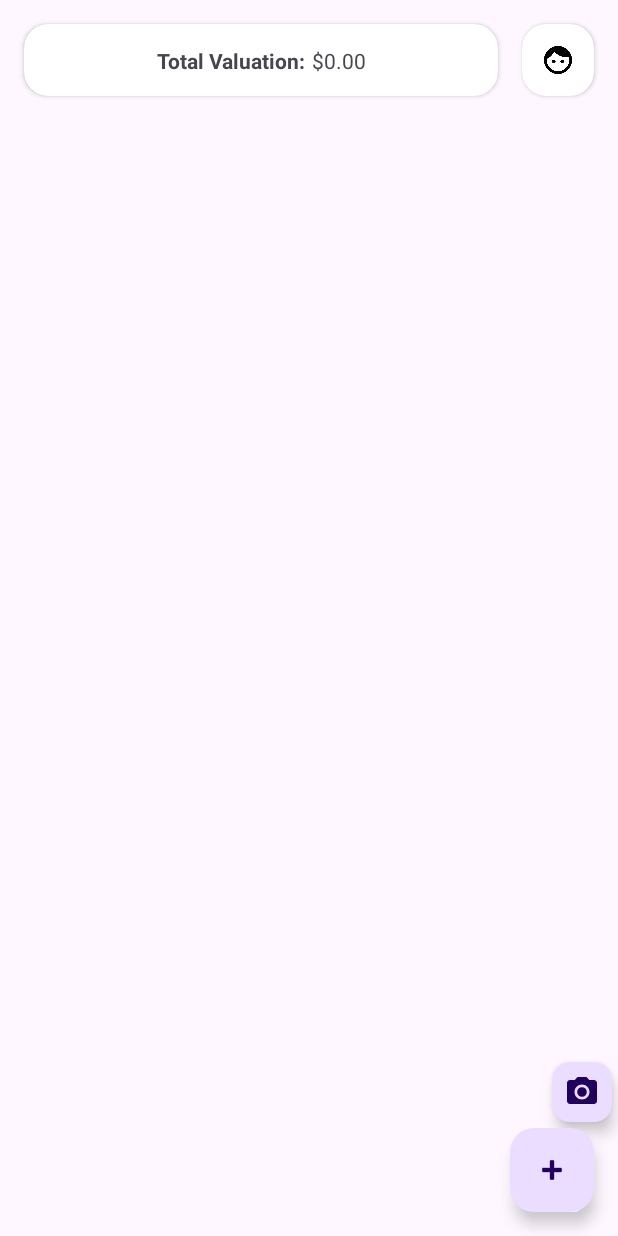
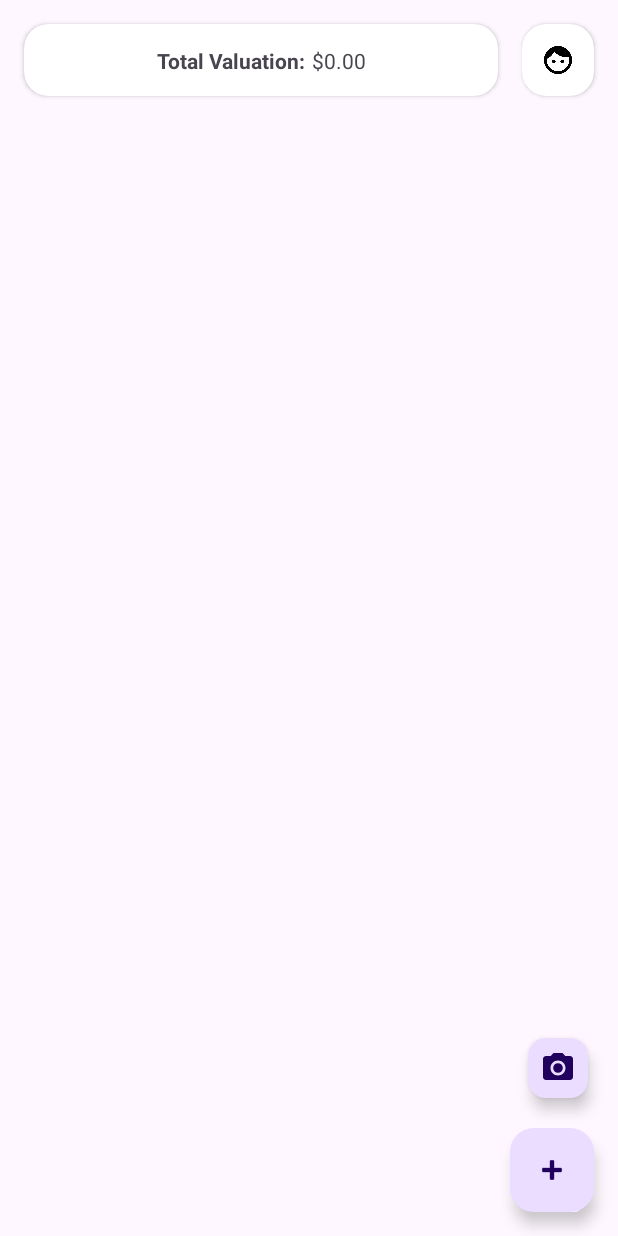
Before and after one commit to CMPUT301F23T15/Kit, an Android app: the screen it shows after launch once a user with an empty profile is signed in (MainActivity), on a phone screen of 412 x 824 dp. Run offline under Robolectric (Android 15) with nearby library versions, the phone set to English and light mode, and no system bars; our stand-ins replace Firebase (no records; nobody signed in at launch, a user with empty details on screens opened directly); libraries missing offline, so code that uses them is left out: io.grpc.android; 3 statements that could not run were skipped.

Commit message:
Adding camera action button

```diff
--- a/app/src/main/res/layout/item_list.xml
+++ b/app/src/main/res/layout/item_list.xml
@@ -133,6 +133,8 @@
         style="?attr/floatingActionButtonSmallStyle"
         android:layout_width="wrap_content"
         android:layout_height="wrap_content"
+        android:layout_marginEnd="@dimen/activity_horizontal_margin"
+        android:layout_marginBottom="@dimen/content_horizontal_space"
         android:clickable="true"
         android:src="@drawable/baseline_photo_camera_24"
         android:visibility="visible"
```
